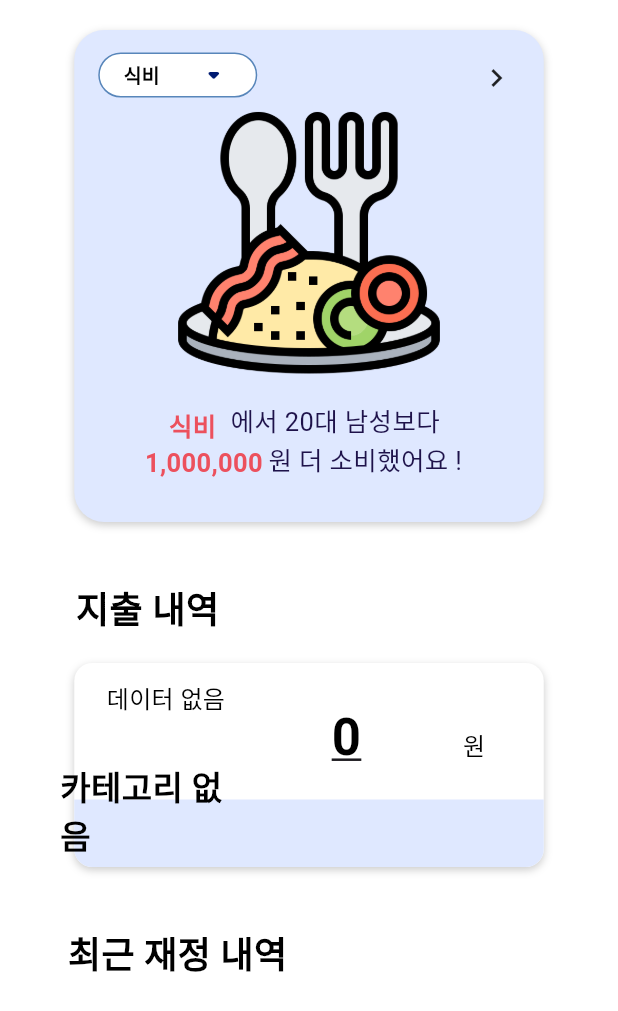
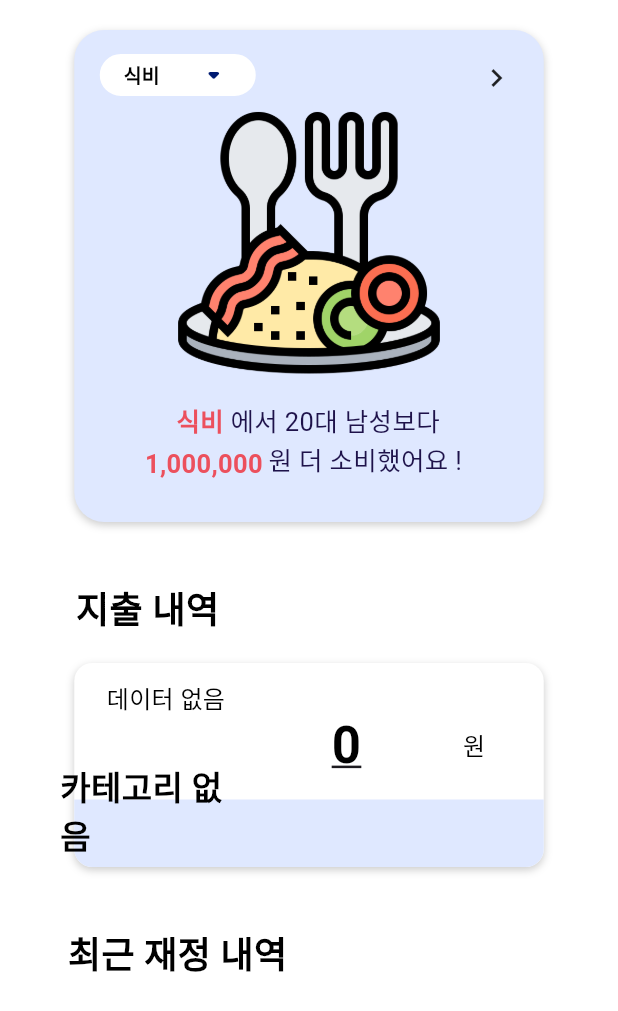
Before and after one commit to UNTOC-CAMP-2024-2/Upmoney_Frontend, a Flutter app: the PayPage screen opened directly, on a phone screen of 412 x 824 dp. Shown: the top 1011 px of the screen. Run offline on Flutter 3.47's test engine with Material 3 defaults, Android fonts, the phone set to English and light mode, and no system bars; our stand-ins replace shared_preferences, table_calendar; accounts and stored records are empty; network calls fail.

Commit message:
디테일수정

```diff
--- a/lib/pages/pay.dart
+++ b/lib/pages/pay.dart
@@ -255,7 +255,7 @@ class PayPageState extends State<PayPage> {
                                 borderRadius: BorderRadius.circular(1000),
                                 border: Border.all(
                                   color:
-                                      const Color.fromRGBO(88, 134, 186, 1.0),
+                                      const Color(0xFFDFE8FF),
                                 ),
                               ),
                               child: DropdownButton(
@@ -327,10 +327,10 @@ class PayPageState extends State<PayPage> {
                           ),
                         ),
                         Align(
-                          alignment: const AlignmentDirectional(0, 0.655),
+                          alignment: const AlignmentDirectional(0, 0.635),
                           child: Padding(
                             padding: const EdgeInsetsDirectional.fromSTEB(
-                                0, 0, 155, 0),
+                                0, 0, 145, 0),
                             child: Text(
                               dataOptions[selectedOption]!['text1'],
                               textAlign: TextAlign.center,
@@ -343,7 +343,7 @@ class PayPageState extends State<PayPage> {
                           ),
                         ),
                         Align(
-                          alignment: const AlignmentDirectional(0, 0.82),
+                          alignment: const AlignmentDirectional(0, 0.825),
                           child: Padding(
                             padding: const EdgeInsetsDirectional.fromSTEB(
                                 0, 0, 140, 0),
@@ -443,7 +443,7 @@ class PayPageState extends State<PayPage> {
                           ),
                         ),
                         Align(
-                          alignment: const AlignmentDirectional(0, -0.41),
+                          alignment: const AlignmentDirectional(0, -0.3),
                           child: Padding(
                             padding:
                                 const EdgeInsetsDirectional.fromSTEB(50, 0, 0, 0),
@@ -580,7 +580,7 @@ class PayPageState extends State<PayPage> {
                                   ),
                                 ),
                                 Align(
-                                  alignment: AlignmentDirectional(-0.08, -0.2),
+                                  alignment: AlignmentDirectional(-0.08, -0.15),
                                   child: Text(
                                     '${consumption['amount'] ?? 0}',
                                     style: TextStyle(
```
